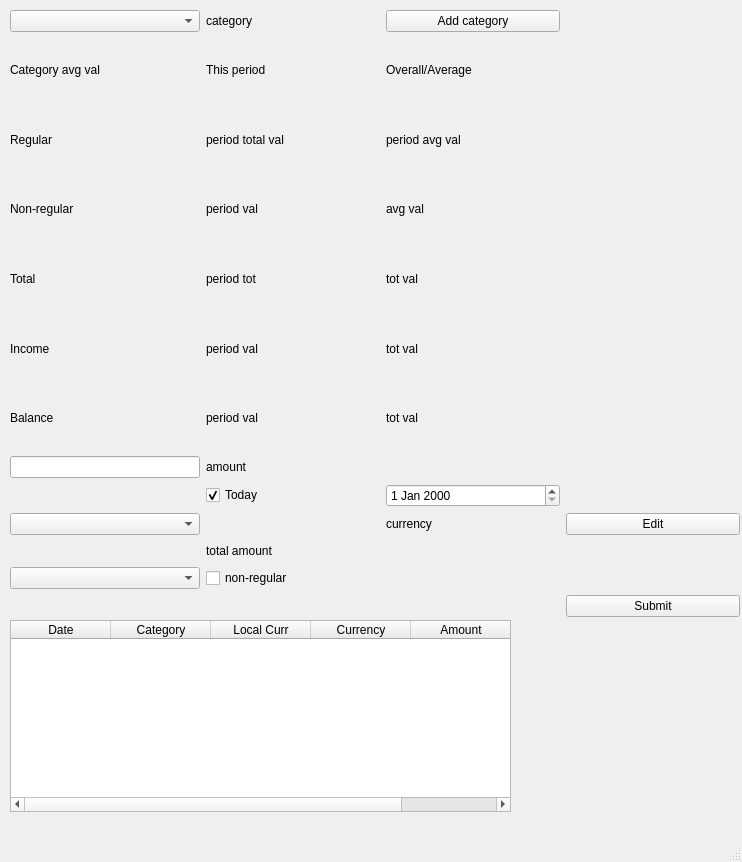
Above: mainwindow.ui from tvb2/expenses before the change. Below: the same form after it.
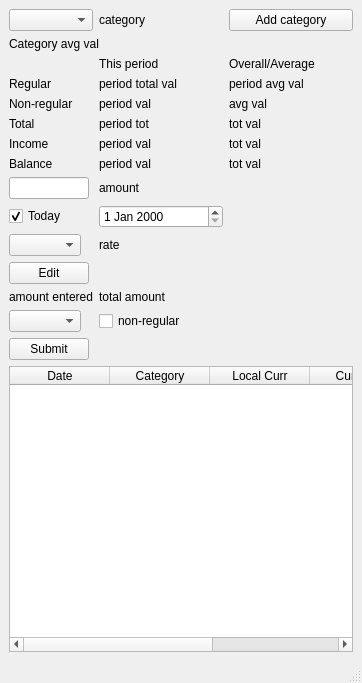
That is the form after the change.

Commit message: Income and Balance logic complete. Some cleanup

The edit to the form file:
```diff
--- a/mainwindow.ui
+++ b/mainwindow.ui
@@ -6,77 +6,24 @@
    <rect>
     <x>0</x>
     <y>0</y>
-    <width>742</width>
-    <height>862</height>
+    <width>362</width>
+    <height>683</height>
    </rect>
   </property>
   <property name="windowTitle">
    <string>Expenses under control</string>
   </property>
   <widget class="QWidget" name="centralwidget">
-   <widget class="QWidget" name="gridLayoutWidget">
-    <property name="geometry">
-     <rect>
-      <x>10</x>
-      <y>10</y>
-      <width>730</width>
-      <height>607</height>
-     </rect>
-    </property>
+   <layout class="QGridLayout" name="gridLayout_2">
+    <item row="0" column="0">
     <layout class="QGridLayout" name="gridLayout">
-     <item row="12" column="2">
-      <spacer name="horizontalSpacer_9">
-       <property name="orientation">
-        <enum>Qt::Orientation::Horizontal</enum>
-       </property>
-       <property name="sizeHint" stdset="0">
-        <size>
-         <width>40</width>
-         <height>20</height>
-        </size>
-       </property>
-      </spacer>
-     </item>
-     <item row="11" column="1">
-      <widget class="QLabel" name="lbRate">
+      <item row="7" column="1">
+       <widget class="QLabel" name="lbPeriodBalance">
        <property name="text">
-        <string/>
+         <string>period val</string>
        </property>
       </widget>
      </item>
-     <item row="12" column="0">
-      <widget class="QLabel" name="lbAmountEntered">
-       <property name="sizePolicy">
-        <sizepolicy hsizetype="Preferred" vsizetype="Maximum">
-         <horstretch>0</horstretch>
-         <verstretch>0</verstretch>
-        </sizepolicy>
-       </property>
-       <property name="text">
-        <string/>
-       </property>
-      </widget>
-     </item>
-     <item row="1" column="1">
-      <widget class="QLabel" name="lbThisPeriodName">
-       <property name="text">
-        <string>This period</string>
-       </property>
-      </widget>
-     </item>
-     <item row="0" column="3">
-      <spacer name="horizontalSpacer_3">
-       <property name="orientation">
-        <enum>Qt::Orientation::Horizontal</enum>
-       </property>
-       <property name="sizeHint" stdset="0">
-        <size>
-         <width>40</width>
-         <height>20</height>
-        </size>
-       </property>
-      </spacer>
-     </item>
      <item row="4" column="1">
       <widget class="QLabel" name="lbperiodNonRegTot">
        <property name="text">
@@ -84,101 +31,107 @@
        </property>
       </widget>
      </item>
-     <item row="14" column="3">
-      <widget class="QPushButton" name="pB_Submit">
+      <item row="8" column="1">
+       <widget class="QLabel" name="lbAmount">
        <property name="text">
-        <string>Submit</string>
+         <string>amount</string>
        </property>
       </widget>
      </item>
-     <item row="10" column="3">
-      <spacer name="horizontalSpacer_5">
-       <property name="orientation">
-        <enum>Qt::Orientation::Horizontal</enum>
-       </property>
-       <property name="sizeHint" stdset="0">
-        <size>
-         <width>40</width>
-         <height>20</height>
-        </size>
-       </property>
-      </spacer>
-     </item>
-     <item row="14" column="1">
-      <spacer name="horizontalSpacer_7">
-       <property name="orientation">
-        <enum>Qt::Orientation::Horizontal</enum>
-       </property>
-       <property name="sizeHint" stdset="0">
-        <size>
-         <width>40</width>
-         <height>20</height>
-        </size>
-       </property>
-      </spacer>
-     </item>
-     <item row="5" column="0">
-      <widget class="QLabel" name="label_2">
+      <item row="3" column="1">
+       <widget class="QLabel" name="lbperiodTotal">
        <property name="text">
-        <string>Total</string>
+         <string>period total val</string>
        </property>
       </widget>
      </item>
-     <item row="6" column="1">
-      <widget class="QLabel" name="label_9">
-       <property name="text">
-        <string>period val</string>
-       </property>
-      </widget>
-     </item>
-     <item row="12" column="1">
-      <widget class="QLabel" name="label">
+      <item row="12" column="0">
+       <widget class="QLabel" name="lbAmountEntered">
+        <property name="sizePolicy">
+         <sizepolicy hsizetype="Maximum" vsizetype="Maximum">
+          <horstretch>0</horstretch>
+          <verstretch>0</verstretch>
+         </sizepolicy>
+        </property>
        <property name="text">
-        <string>total amount</string>
+         <string>amount entered</string>
        </property>
       </widget>
      </item>
      <item row="4" column="0">
       <widget class="QLabel" name="label_6">
+        <property name="sizePolicy">
+         <sizepolicy hsizetype="Maximum" vsizetype="Preferred">
+          <horstretch>0</horstretch>
+          <verstretch>0</verstretch>
+         </sizepolicy>
+        </property>
        <property name="text">
         <string>Non-regular</string>
        </property>
       </widget>
      </item>
-     <item row="7" column="1">
-      <widget class="QLabel" name="label_12">
-       <property name="text">
-        <string>period val</string>
-       </property>
-      </widget>
-     </item>
-     <item row="13" column="2">
-      <spacer name="horizontalSpacer_11">
-       <property name="orientation">
-        <enum>Qt::Orientation::Horizontal</enum>
-       </property>
-       <property name="sizeHint" stdset="0">
+      <item row="8" column="0">
+       <widget class="QLineEdit" name="leAmount">
+        <property name="sizePolicy">
+         <sizepolicy hsizetype="Maximum" vsizetype="Fixed">
+          <horstretch>0</horstretch>
+          <verstretch>0</verstretch>
+         </sizepolicy>
+        </property>
+        <property name="maximumSize">
         <size>
-         <width>40</width>
-         <height>20</height>
-        </size>
-       </property>
-      </spacer>
-     </item>
-     <item row="1" column="0">
-      <widget class="QLabel" name="lbCatAvg">
+          <width>80</width>
+          <height>16777215</height>
+         </size>
+        </property>
+       </widget>
+      </item>
+      <item row="3" column="0">
+       <widget class="QLabel" name="label_5">
+        <property name="sizePolicy">
+         <sizepolicy hsizetype="Maximum" vsizetype="Preferred">
+          <horstretch>0</horstretch>
+          <verstretch>0</verstretch>
+         </sizepolicy>
+        </property>
        <property name="text">
-        <string>Category avg val</string>
+         <string>Regular</string>
        </property>
       </widget>
      </item>
-     <item row="5" column="2">
-      <widget class="QLabel" name="lbOverallTotal">
+      <item row="6" column="2">
+       <widget class="QLabel" name="lbIncomeOverallTotal">
        <property name="text">
         <string>tot val</string>
        </property>
       </widget>
      </item>
+      <item row="9" column="1">
+       <widget class="QDateEdit" name="date"/>
+      </item>
+      <item row="0" column="0">
+       <widget class="QComboBox" name="cbCategory">
+        <property name="sizePolicy">
+         <sizepolicy hsizetype="Maximum" vsizetype="Preferred">
+          <horstretch>0</horstretch>
+          <verstretch>0</verstretch>
+         </sizepolicy>
+        </property>
+        <property name="minimumSize">
+         <size>
+          <width>0</width>
+          <height>0</height>
+         </size>
+        </property>
+        <property name="maximumSize">
+         <size>
+          <width>100</width>
+          <height>16777215</height>
+         </size>
+        </property>
+       </widget>
+      </item>
      <item row="0" column="1">
       <widget class="QLabel" name="lbCategory">
        <property name="text">
@@ -186,41 +139,109 @@
        </property>
       </widget>
      </item>
-     <item row="9" column="2">
-      <spacer name="horizontalSpacer">
-       <property name="orientation">
-        <enum>Qt::Orientation::Horizontal</enum>
-       </property>
-       <property name="sizeHint" stdset="0">
-        <size>
-         <width>40</width>
-         <height>20</height>
-        </size>
-       </property>
-      </spacer>
-     </item>
-     <item row="10" column="2">
-      <widget class="QDateEdit" name="date"/>
+      <item row="10" column="1">
+       <widget class="QLabel" name="lbRate">
+        <property name="text">
+         <string>rate</string>
+        </property>
+       </widget>
+      </item>
+      <item row="3" column="2">
+       <widget class="QLabel" name="lbPeriodRegAVG">
+        <property name="text">
+         <string>period avg val</string>
+        </property>
+       </widget>
+      </item>
+      <item row="13" column="1">
+       <widget class="QCheckBox" name="chboxReg">
+        <property name="text">
+         <string>non-regular</string>
+        </property>
+        <property name="checked">
+         <bool>false</bool>
+        </property>
+       </widget>
+      </item>
+      <item row="5" column="2">
+       <widget class="QLabel" name="lbOverallTotal">
+        <property name="text">
+         <string>tot val</string>
+        </property>
+       </widget>
+      </item>
+      <item row="12" column="1">
+       <widget class="QLabel" name="label">
+        <property name="text">
+         <string>total amount</string>
+        </property>
+       </widget>
+      </item>
+      <item row="5" column="1">
+       <widget class="QLabel" name="lbPeriodTotal">
+        <property name="text">
+         <string>period tot</string>
+        </property>
+       </widget>
+      </item>
+      <item row="14" column="0">
+       <widget class="QPushButton" name="pB_Submit">
+        <property name="sizePolicy">
+         <sizepolicy hsizetype="Maximum" vsizetype="Fixed">
+          <horstretch>0</horstretch>
+          <verstretch>0</verstretch>
+         </sizepolicy>
+        </property>
+        <property name="text">
+         <string>Submit</string>
+        </property>
+       </widget>
+      </item>
+      <item row="5" column="0">
+       <widget class="QLabel" name="label_2">
+        <property name="sizePolicy">
+         <sizepolicy hsizetype="Maximum" vsizetype="Preferred">
+          <horstretch>0</horstretch>
+          <verstretch>0</verstretch>
+         </sizepolicy>
+        </property>
+        <property name="text">
+         <string>Total</string>
+        </property>
+       </widget>
+      </item>
+      <item row="13" column="0">
+       <widget class="QComboBox" name="cbNonRegCat">
+        <property name="sizePolicy">
+         <sizepolicy hsizetype="Maximum" vsizetype="Fixed">
+          <horstretch>0</horstretch>
+          <verstretch>0</verstretch>
+         </sizepolicy>
+        </property>
+       </widget>
      </item>
      <item row="7" column="0">
       <widget class="QLabel" name="label_11">
+        <property name="sizePolicy">
+         <sizepolicy hsizetype="Maximum" vsizetype="Preferred">
+          <horstretch>0</horstretch>
+          <verstretch>0</verstretch>
+         </sizepolicy>
+        </property>
        <property name="text">
         <string>Balance</string>
        </property>
       </widget>
      </item>
-     <item row="9" column="3">
-      <spacer name="horizontalSpacer_4">
-       <property name="orientation">
-        <enum>Qt::Orientation::Horizontal</enum>
-       </property>
-       <property name="sizeHint" stdset="0">
-        <size>
-         <width>40</width>
-         <height>20</height>
-        </size>
-       </property>
-      </spacer>
+      <item row="10" column="0">
+       <widget class="QComboBox" name="cbCurrency">
+        <property name="sizePolicy">
+         <sizepolicy hsizetype="Maximum" vsizetype="Fixed">
+          <horstretch>0</horstretch>
+          <verstretch>0</verstretch>
+         </sizepolicy>
+        </property>
+       </widget>
      </item>
      <item row="0" column="2">
       <widget class="QPushButton" name="pbAddCat">
@@ -229,211 +250,100 @@
        </property>
       </widget>
      </item>
-     <item row="10" column="1">
-      <widget class="QCheckBox" name="chBtoday">
-       <property name="text">
-        <string>Today</string>
-       </property>
-       <property name="checked">
-        <bool>true</bool>
-       </property>
-      </widget>
-     </item>
-     <item row="9" column="0">
-      <widget class="QLineEdit" name="leAmount"/>
-     </item>
      <item row="7" column="2">
-      <widget class="QLabel" name="label_13">
+       <widget class="QLabel" name="lbBalanceOverall">
        <property name="text">
         <string>tot val</string>
        </property>
       </widget>
      </item>
-     <item row="10" column="0">
-      <spacer name="horizontalSpacer_2">
-       <property name="orientation">
-        <enum>Qt::Orientation::Horizontal</enum>
-       </property>
-       <property name="sizeHint" stdset="0">
-        <size>
-         <width>40</width>
-         <height>20</height>
-        </size>
-       </property>
-      </spacer>
-     </item>
-     <item row="13" column="1">
-      <widget class="QCheckBox" name="chboxReg">
-       <property name="text">
-        <string>non-regular</string>
-       </property>
-       <property name="checked">
-        <bool>false</bool>
-       </property>
-      </widget>
-     </item>
-     <item row="6" column="2">
-      <widget class="QLabel" name="label_10">
-       <property name="text">
-        <string>tot val</string>
-       </property>
-      </widget>
-     </item>
-     <item row="13" column="3">
-      <spacer name="horizontalSpacer_12">
-       <property name="orientation">
-        <enum>Qt::Orientation::Horizontal</enum>
-       </property>
-       <property name="sizeHint" stdset="0">
-        <size>
-         <width>40</width>
-         <height>20</height>
-        </size>
-       </property>
-      </spacer>
-     </item>
-     <item row="4" column="2">
-      <widget class="QLabel" name="lbperiodNonRegAVG">
-       <property name="text">
-        <string>avg val</string>
-       </property>
-      </widget>
-     </item>
-     <item row="11" column="2">
-      <widget class="QLabel" name="lbCurrency">
-       <property name="text">
-        <string>currency</string>
-       </property>
-      </widget>
-     </item>
-     <item row="13" column="0">
-      <widget class="QComboBox" name="cbNonRegCat"/>
-     </item>
-     <item row="14" column="0">
-      <spacer name="horizontalSpacer_6">
-       <property name="orientation">
-        <enum>Qt::Orientation::Horizontal</enum>
-       </property>
-       <property name="sizeHint" stdset="0">
-        <size>
-         <width>40</width>
-         <height>20</height>
-        </size>
-       </property>
-      </spacer>
-     </item>
-     <item row="1" column="2">
-      <widget class="QLabel" name="label_3">
-       <property name="text">
-        <string>Overall/Average</string>
-       </property>
-      </widget>
-     </item>
-     <item row="3" column="0">
-      <widget class="QLabel" name="label_5">
-       <property name="text">
-        <string>Regular</string>
-       </property>
-      </widget>
-     </item>
      <item row="6" column="0">
       <widget class="QLabel" name="label_8">
+        <property name="sizePolicy">
+         <sizepolicy hsizetype="Maximum" vsizetype="Preferred">
+          <horstretch>0</horstretch>
+          <verstretch>0</verstretch>
+         </sizepolicy>
+        </property>
        <property name="text">
         <string>Income</string>
        </property>
       </widget>
      </item>
+      <item row="6" column="1">
+       <widget class="QLabel" name="lbPeriodIncomeTotal">
+        <property name="text">
+         <string>period val</string>
+        </property>
+       </widget>
+      </item>
+      <item row="4" column="2">
+       <widget class="QLabel" name="lbperiodNonRegAVG">
+        <property name="text">
+         <string>avg val</string>
+        </property>
+       </widget>
+      </item>
+      <item row="9" column="0">
+       <widget class="QCheckBox" name="chBtoday">
+        <property name="sizePolicy">
+         <sizepolicy hsizetype="Maximum" vsizetype="Fixed">
+          <horstretch>0</horstretch>
+          <verstretch>0</verstretch>
+         </sizepolicy>
+        </property>
+        <property name="text">
+         <string>Today</string>
+        </property>
+        <property name="checked">
+         <bool>true</bool>
+        </property>
+       </widget>
+      </item>
      <item row="11" column="0">
-      <widget class="QComboBox" name="cbCurrency"/>
-     </item>
-     <item row="11" column="3">
       <widget class="QPushButton" name="pbEditCurrency">
+        <property name="sizePolicy">
+         <sizepolicy hsizetype="Maximum" vsizetype="Fixed">
+          <horstretch>0</horstretch>
+          <verstretch>0</verstretch>
+         </sizepolicy>
+        </property>
        <property name="text">
         <string>Edit</string>
        </property>
       </widget>
      </item>
-     <item row="14" column="2">
-      <spacer name="horizontalSpacer_8">
-       <property name="orientation">
-        <enum>Qt::Orientation::Horizontal</enum>
-       </property>
-       <property name="sizeHint" stdset="0">
-        <size>
-         <width>40</width>
-         <height>20</height>
-        </size>
-       </property>
-      </spacer>
-     </item>
-     <item row="9" column="1">
-      <widget class="QLabel" name="lbAmount">
+      <item row="2" column="1">
+       <widget class="QLabel" name="lbThisPeriodName">
+        <property name="text">
+         <string>This period</string>
+        </property>
+       </widget>
+      </item>
+      <item row="2" column="2">
+       <widget class="QLabel" name="label_3">
        <property name="text">
-        <string>amount</string>
+         <string>Overall/Average</string>
        </property>
       </widget>
      </item>
-     <item row="12" column="3">
-      <spacer name="horizontalSpacer_10">
-       <property name="orientation">
-        <enum>Qt::Orientation::Horizontal</enum>
-       </property>
-       <property name="sizeHint" stdset="0">
-        <size>
-         <width>40</width>
-         <height>20</height>
-        </size>
-       </property>
-      </spacer>
-     </item>
-     <item row="0" column="0">
-      <widget class="QComboBox" name="cbCategory">
+      <item row="1" column="0" colspan="3">
+       <widget class="QLabel" name="lbCatAvg">
        <property name="sizePolicy">
-        <sizepolicy hsizetype="Preferred" vsizetype="Preferred">
+         <sizepolicy hsizetype="Maximum" vsizetype="Preferred">
          <horstretch>0</horstretch>
          <verstretch>0</verstretch>
         </sizepolicy>
        </property>
-       <property name="minimumSize">
-        <size>
-         <width>190</width>
-         <height>0</height>
-        </size>
-       </property>
-      </widget>
-     </item>
-     <item row="3" column="2">
-      <widget class="QLabel" name="lbPeriodRegAVG">
        <property name="text">
-        <string>period avg val</string>
-       </property>
-      </widget>
-     </item>
-     <item row="3" column="1">
-      <widget class="QLabel" name="lbperiodTotal">
-       <property name="text">
-        <string>period total val</string>
-       </property>
-      </widget>
-     </item>
-     <item row="5" column="1">
-      <widget class="QLabel" name="lbPeriodTotal">
-       <property name="text">
-        <string>period tot</string>
+         <string>Category avg val</string>
        </property>
       </widget>
      </item>
     </layout>
-   </widget>
+    </item>
+    <item row="1" column="0">
    <widget class="QTableWidget" name="tableWidget">
-    <property name="geometry">
-     <rect>
-      <x>10</x>
-      <y>620</y>
-      <width>501</width>
-      <height>192</height>
-     </rect>
-    </property>
     <property name="editTriggers">
      <set>QAbstractItemView::EditTrigger::NoEditTriggers</set>
     </property>
@@ -494,13 +404,15 @@
      </property>
     </column>
    </widget>
+    </item>
+   </layout>
   </widget>
   <widget class="QMenuBar" name="menubar">
    <property name="geometry">
     <rect>
      <x>0</x>
      <y>0</y>
-     <width>742</width>
+     <width>362</width>
      <height>26</height>
     </rect>
    </property>
```
Lines whose indentation alone changed are shown as unchanged. The commit also changes 10 other files.
